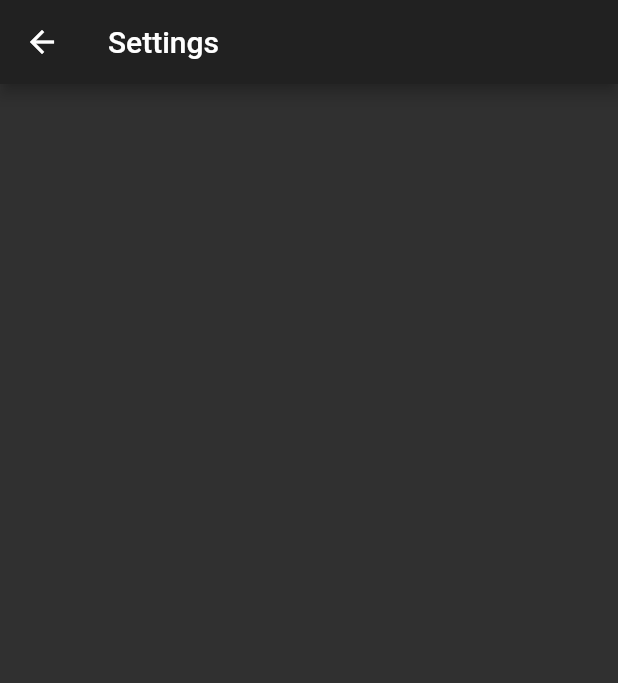
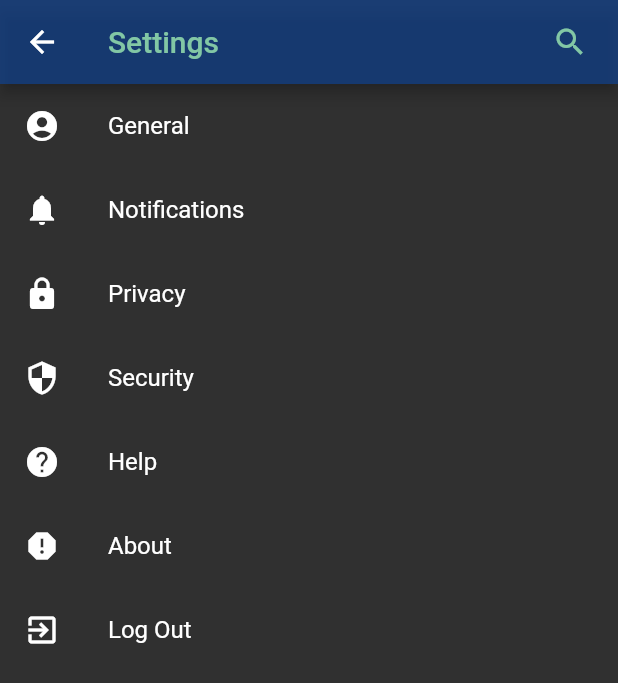
Before and after one commit to Treflor/Mobile-UI, a Flutter app: the SettingsScreen screen opened directly, on a phone screen of 412 x 824 dp. Shown: the top 683 px of the screen. Run offline on Flutter 3.47's test engine with Material 2 defaults, Android fonts, the phone set to English and light mode, and no system bars; our stand-ins replace flutter_swiper, font_awesome_flutter; network calls fail.

Commit message:
UI Improvements

```diff
--- a/mobile_ui/lib/screens/settings_screen.dart
+++ b/mobile_ui/lib/screens/settings_screen.dart
@@ -5,7 +5,50 @@ class SettingsScreen extends StatelessWidget {
   Widget build(BuildContext context) {
     return Scaffold(
       appBar: AppBar(
-        title: Text('Settings'),
+        title: Text(
+          'Settings',
+          style: TextStyle(
+            color: Color.fromRGBO(130, 199, 165, 1)
+          ),
+        ),
+        actions: <Widget>[
+          Icon(Icons.search, color: Color.fromRGBO(130, 199, 165, 1),),
+          Padding(padding: EdgeInsets.only(right: 20.0),)
+        ],
+        backgroundColor: Color.fromRGBO(13, 71, 161, 0.6),
+      ),
+      body: ListView(
+        children: <Widget>[
+          ListTile(
+            leading: Icon(Icons.account_circle),
+            title: Text('General')
+          ),
+          ListTile(
+            leading: Icon(Icons.notifications),
+            title: Text('Notifications')
+          ),
+          ListTile(
+            leading: Icon(Icons.lock),
+            title: Text('Privacy')
+          ),
+          ListTile(
+            leading: Icon(Icons.security),
+            title: Text('Security')
+          ),
+          ListTile(
+            leading: Icon(Icons.help),
+            title: Text('Help')
+          ),
+          ListTile(
+            leading: Icon(Icons.report),
+            title: Text('About')
+          ),
+          // Padding(padding: EdgeInsets.only(top: 300.0),),
+          ListTile(
+            leading: Icon(Icons.exit_to_app),
+            title: Text('Log Out'),
+          ),
+        ],
       ),
     );
   }
```
Also changed, not shown: mobile_ui/lib/screens/camera_screen.dart (+7 -1 lines), mobile_ui/lib/screens/home_screen.dart (+22 -11 lines), mobile_ui/lib/screens/main_screen.dart (+13 -31 lines), mobile_ui/lib/screens/routes_screen.dart (+7 -1 lines), mobile_ui/lib/screens/start_journey_screen.dart (+7 -1 lines), mobile_ui/pubspec.yaml (+5 -3 lines), mobile_ui/assets/hiker.png (added), mobile_ui/assets/profile.jpg (added), mobile_ui/assets/treflor_logo.png (added), mobile_ui/lib/screens/general_screen.dart (added), mobile_ui/lib/screens/login_screen.dart (added), mobile_ui/lib/widgets/custome_text_form_field.dart (added), mobile_ui/pubspec.lock, 1 other file.
